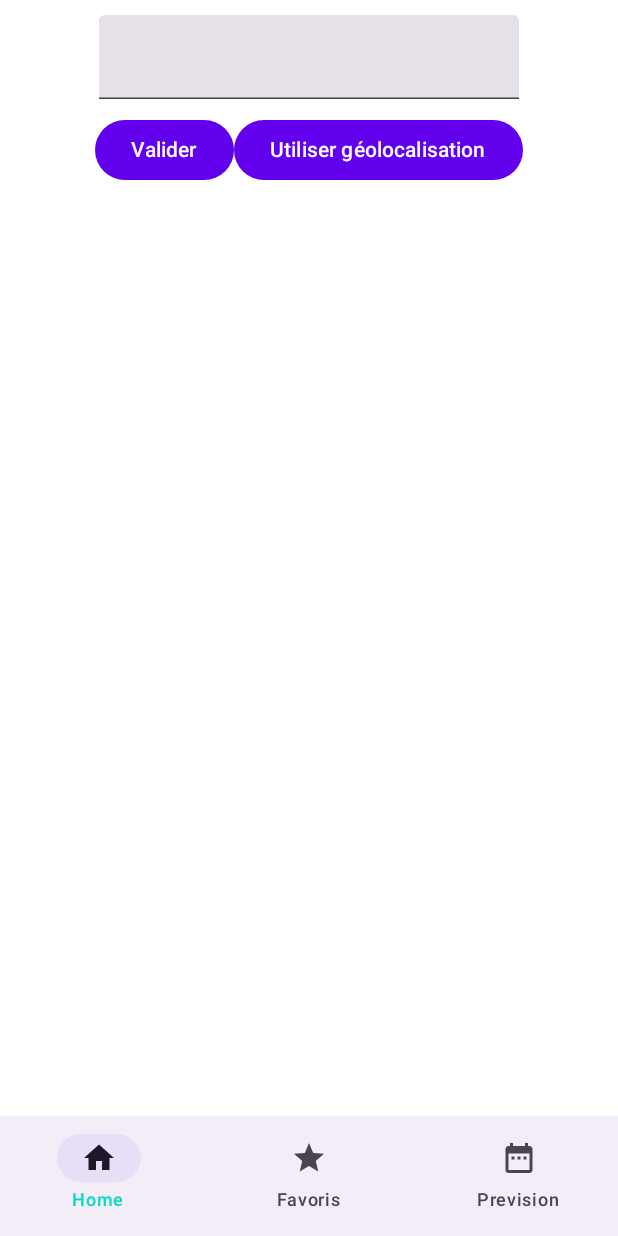
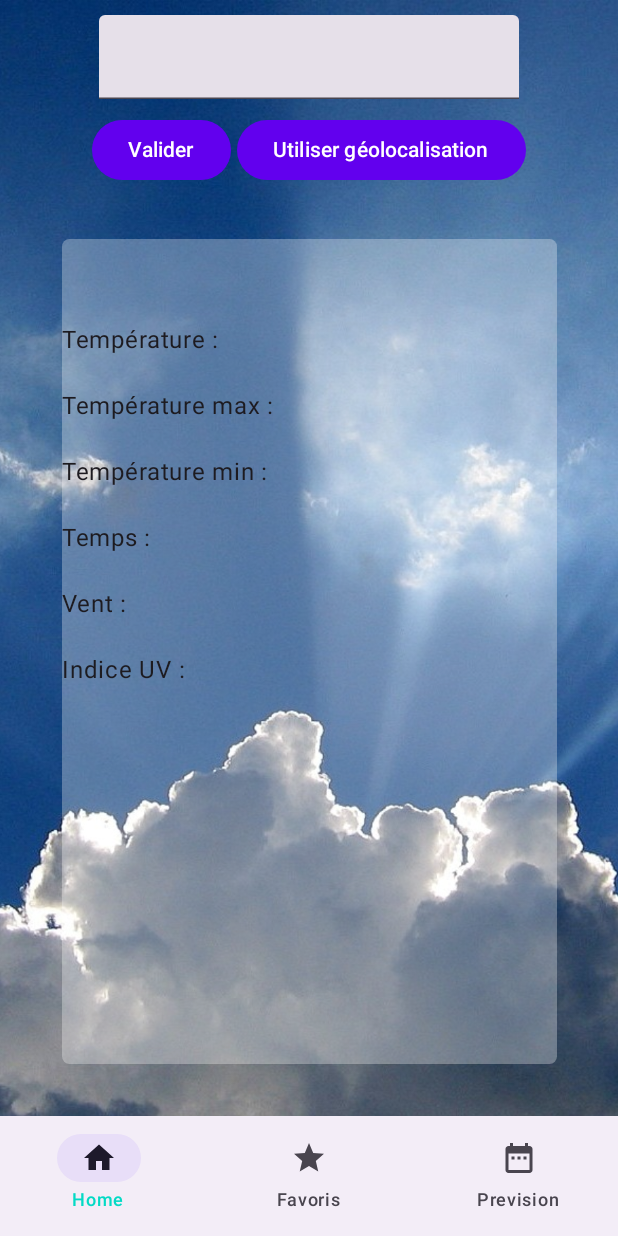
Before and after one commit to delmat238/kotlin_delhomel_ferreira, an Android app built with Jetpack Compose: the screen it shows after launch (MainActivity), on a phone screen of 412 x 824 dp. Run offline under Robolectric (Android 15) with nearby library versions, the phone set to English and light mode, and no system bars.

Commit message:
Ajout de tous les label et du nom de la ville quand on valide

```diff
--- a/AppMeteo/androidApp/src/main/java/com/example/appmeteo/android/MainActivity.kt
+++ b/AppMeteo/androidApp/src/main/java/com/example/appmeteo/android/MainActivity.kt
@@ -4,6 +4,11 @@ import android.annotation.SuppressLint
 import android.os.Bundle
 import androidx.activity.ComponentActivity
 import androidx.activity.compose.setContent
+import androidx.compose.foundation.Image
+import androidx.compose.foundation.layout.Box
+import androidx.compose.foundation.layout.fillMaxHeight
+import androidx.compose.foundation.layout.fillMaxSize
+import androidx.compose.foundation.layout.fillMaxWidth
 import androidx.compose.material.icons.Icons
 import androidx.compose.material.icons.filled.DateRange
 import androidx.compose.material.icons.filled.Home
@@ -18,6 +23,10 @@ import androidx.compose.runtime.getValue
 import androidx.compose.runtime.mutableStateOf
 import androidx.compose.runtime.remember
 import androidx.compose.runtime.setValue
+import androidx.compose.ui.Alignment
+import androidx.compose.ui.Modifier
+import androidx.compose.ui.layout.ContentScale
+import androidx.compose.ui.res.painterResource
 import androidx.navigation.compose.NavHost
 import androidx.navigation.compose.composable
 import androidx.navigation.compose.rememberNavController
@@ -37,10 +46,21 @@ class MainActivity : ComponentActivity() {
                 val routeFavoris = "Favoris"
                 var selectedTab by remember { mutableStateOf("Home") }
                 Scaffold(
+
+
                     content = { innerPadding ->
-
+                        Box() {
+                            val backgroundImage = painterResource(id = R.drawable.fond_ciel)
+                            Image(
+                                painter = backgroundImage,
+                                contentDescription = null,
+                                modifier = Modifier.fillMaxSize(),
+                                alignment = Alignment.Center,
+                                contentScale = ContentScale.Crop
+                            )
                             NavHost(
-                            navController = navControler, startDestination = "Home"
+                                navController = navControler, startDestination = "Home",
+//                                modifier = Modifier.fillMaxSize()
                             ) {
                                 composable(
                                     route = "Home",
@@ -58,6 +78,7 @@ class MainActivity : ComponentActivity() {
                                     Prevision()
                                 }
 
+                            }
                         }
                     },
 
--- a/AppMeteo/androidApp/src/main/java/com/example/appmeteo/android/view/home.kt
+++ b/AppMeteo/androidApp/src/main/java/com/example/appmeteo/android/view/home.kt
@@ -5,25 +5,39 @@ import android.annotation.SuppressLint
 import android.content.Context
 import android.content.pm.PackageManager
 import android.location.LocationManager
+import androidx.compose.foundation.background
 import androidx.compose.foundation.layout.Arrangement
+import androidx.compose.foundation.layout.Box
 import androidx.compose.foundation.layout.Column
 import androidx.compose.foundation.layout.PaddingValues
 import androidx.compose.foundation.layout.Row
+import androidx.compose.foundation.layout.Spacer
+import androidx.compose.foundation.layout.fillMaxSize
 import androidx.compose.foundation.layout.fillMaxWidth
+import androidx.compose.foundation.layout.height
 import androidx.compose.foundation.layout.padding
+import androidx.compose.foundation.layout.width
 import androidx.compose.material3.Button
 import androidx.compose.material3.Text
 import androidx.compose.material3.TextField
 import androidx.compose.runtime.Composable
 import androidx.compose.runtime.getValue
+import androidx.compose.runtime.key
 import androidx.compose.runtime.mutableStateOf
 import androidx.compose.runtime.remember
 import androidx.compose.runtime.setValue
 import androidx.compose.ui.Alignment
 import androidx.compose.ui.Modifier
+import androidx.compose.ui.geometry.Size
+import androidx.compose.ui.graphics.Color
+import androidx.compose.ui.graphics.Shape
+import androidx.compose.ui.text.TextStyle
+import androidx.compose.ui.text.font.FontWeight
+import androidx.compose.ui.text.style.TextAlign
+import androidx.compose.ui.tooling.preview.Preview
 import androidx.compose.ui.unit.dp
+import androidx.compose.ui.unit.sp
 import androidx.core.content.ContextCompat
-
 @Composable
 fun App(applicationContext: Context, innerPadding: PaddingValues) {
 
@@ -33,14 +47,15 @@ fun App(applicationContext: Context, innerPadding: PaddingValues) {
 
 @Composable
 fun SearchBar(context: Context, innerPadding: PaddingValues) {
-    var text by remember {
-        mutableStateOf("")
-    }
+    var text by remember { mutableStateOf("") }
+    val (ville, setVille) = remember { mutableStateOf("") }
 
     Column(
-        verticalArrangement = Arrangement.Top, // Centre verticalement tout le contenu de la colonne
-        horizontalAlignment = Alignment.CenterHorizontally, // Centre horizontalement tout le contenu de la colonne
-        modifier = Modifier.fillMaxWidth().padding(innerPadding) // Utilise toute la largeur disponible
+        verticalArrangement = Arrangement.Top,
+        horizontalAlignment = Alignment.CenterHorizontally,
+        modifier = Modifier
+            .fillMaxWidth()
+            .padding(innerPadding) // Utilise toute la largeur disponible
     ) {
 
         TextField(
@@ -52,12 +67,19 @@ fun SearchBar(context: Context, innerPadding: PaddingValues) {
 
         Row {
 
-            Button(onClick = { validerVille(text) }) {
+            Button(onClick = { setVille(text) }) {
                 Text("Valider")
             }
-            Button(onClick = { btnLocalisation(context) }) {
+
+
+            Spacer(modifier = Modifier.padding(2.dp))
+            Button(onClick = {
+                btnLocalisation(context)
+                setVille("Position actuelle")
+            }) {
                 Text("Utiliser géolocalisation")
             }
+
 
             val hasLocationPermission by remember {
                 mutableStateOf(
@@ -67,6 +89,7 @@ fun SearchBar(context: Context, innerPadding: PaddingValues) {
                 )
             }
         }
+        AfficherMeteo(ville = ville)
 
     }
 }
@@ -96,5 +119,93 @@ fun btnLocalisation(context: Context) {
 }
 
 fun validerVille(text: String) {
+
     println(text)
+
 }
+
+@Composable
+fun AfficherMeteo(ville: String) {
+    val shape: Shape = androidx.compose.foundation.shape.RoundedCornerShape(5.dp)
+
+    Column(
+        modifier = Modifier.fillMaxSize(),
+        verticalArrangement = Arrangement.Center,
+        horizontalAlignment = Alignment.CenterHorizontally
+    ) {
+        Box(
+            modifier = Modifier
+                .background(color = Color.White.copy(0.3f), shape)
+                .width(330.dp)
+                .height(550.dp)
+
+
+        ) {
+            Column {
+                Text(
+                    text = ville, style = TextStyle(
+                        fontSize = 30.sp,
+                        textAlign = TextAlign.Center,
+                        fontWeight = FontWeight.Bold
+                    ),
+                    modifier = Modifier
+                        .align(Alignment.CenterHorizontally)
+                        .fillMaxWidth()
+
+                )
+
+                Spacer(modifier = Modifier.padding(10.dp))
+
+                Text(
+                    text = "Température : ",
+                    textAlign = TextAlign.Start,
+                    modifier = Modifier.fillMaxWidth()
+                )
+
+                Spacer(modifier = Modifier.padding(10.dp))
+
+                Text(
+                    text = "Température max : ",
+                    textAlign = TextAlign.Start,
+                    modifier = Modifier.fillMaxWidth()
+                )
+
+                Spacer(modifier = Modifier.padding(10.dp))
+
+                Text(
+                    text = "Température min : ",
+                    textAlign = TextAlign.Start,
+                    modifier = Modifier.fillMaxWidth()
+                )
+
+                Spacer(modifier = Modifier.padding(10.dp))
+
+                Text(
+                    text = "Temps : ",
+                    textAlign = TextAlign.Start,
+                    modifier = Modifier.fillMaxWidth()
+                )
+
+                Spacer(modifier = Modifier.padding(10.dp))
+
+                Text(
+                    text = "Vent : ",
+                    textAlign = TextAlign.Start,
+                    modifier = Modifier.fillMaxWidth()
+                )
+
+                Spacer(modifier = Modifier.padding(10.dp))
+
+                Text(
+                    text = "Indice UV : ",
+                    textAlign = TextAlign.Start,
+                    modifier = Modifier.fillMaxWidth()
+                )
+
+
+            }
+
+        }
+    }
+
+}
```
Also changed, not shown: AppMeteo/androidApp/src/main/res/drawable/fond_ciel.jpg (added). Lines whose indentation alone changed are shown as unchanged.
